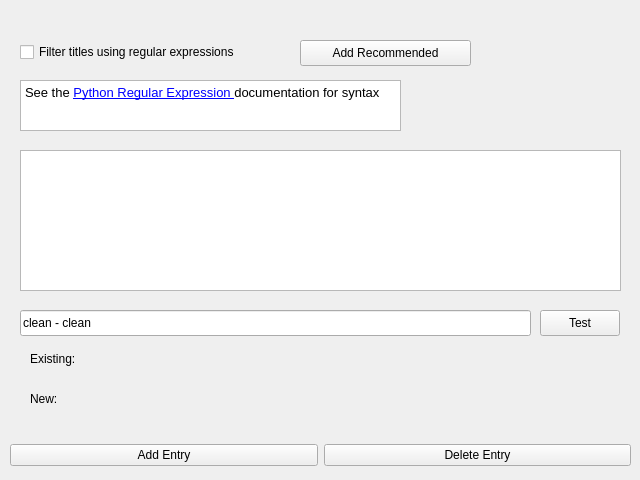
Qt form nowplaying/resources/filter_ui.ui (whatsnowplaying/whats-now-playing) before a commit.
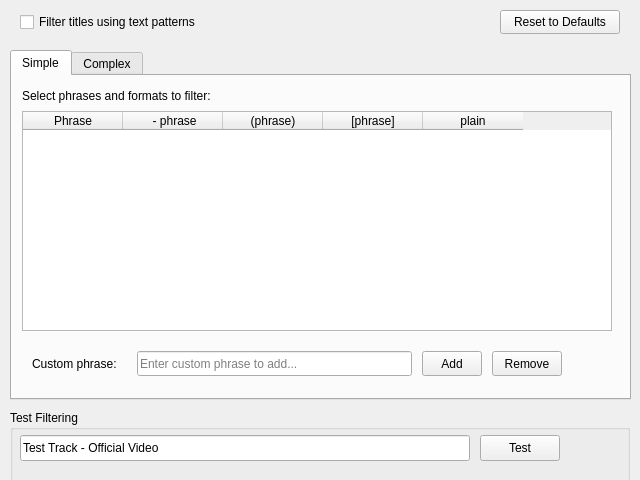
The same form after that commit.

Commit message: reworked filters (#1330)

Patch:
```diff
--- a/nowplaying/resources/filter_ui.ui
+++ b/nowplaying/resources/filter_ui.ui
@@ -13,25 +13,197 @@
   <property name="windowTitle">
    <string>Filter</string>
   </property>
+  <widget class="QCheckBox" name="stripextras_checkbox">
+   <property name="geometry">
+    <rect>
+     <x>20</x>
+     <y>10</y>
+     <width>271</width>
+     <height>24</height>
+    </rect>
+   </property>
+   <property name="text">
+    <string>Filter titles using text patterns</string>
+   </property>
+  </widget>
+  <widget class="QPushButton" name="reset_to_defaults_button">
+   <property name="geometry">
+    <rect>
+     <x>500</x>
+     <y>10</y>
+     <width>120</width>
+     <height>24</height>
+    </rect>
+   </property>
+   <property name="text">
+    <string>Reset to Defaults</string>
+   </property>
+   <property name="toolTip">
+    <string>Reset all filter settings (simple and complex) to defaults</string>
+   </property>
+  </widget>
+  <widget class="QTabWidget" name="filter_tabs">
+   <property name="geometry">
+    <rect>
+     <x>10</x>
+     <y>50</y>
+     <width>621</width>
+     <height>350</height>
+    </rect>
+   </property>
+   <property name="currentIndex">
+    <number>0</number>
+   </property>
+   <widget class="QWidget" name="simple_tab">
+    <attribute name="title">
+     <string>Simple</string>
+    </attribute>
+    <widget class="QTableWidget" name="phrases_table">
+     <property name="geometry">
+      <rect>
+       <x>10</x>
+       <y>35</y>
+       <width>590</width>
+       <height>220</height>
+      </rect>
+     </property>
+     <property name="alternatingRowColors">
+      <bool>true</bool>
+     </property>
+     <property name="selectionBehavior">
+      <enum>QAbstractItemView::SelectRows</enum>
+     </property>
+     <property name="sortingEnabled">
+      <bool>false</bool>
+     </property>
+     <column>
+      <property name="text">
+       <string>Phrase</string>
+      </property>
+     </column>
+     <column>
+      <property name="text">
+       <string> - phrase</string>
+      </property>
+     </column>
+     <column>
+      <property name="text">
+       <string>(phrase)</string>
+      </property>
+     </column>
+     <column>
+      <property name="text">
+       <string>[phrase]</string>
+      </property>
+     </column>
+     <column>
+      <property name="text">
+       <string>plain</string>
+      </property>
+     </column>
+    </widget>
+    <widget class="QLabel" name="phrases_label">
+     <property name="geometry">
+      <rect>
+       <x>10</x>
+       <y>10</y>
+       <width>400</width>
+       <height>20</height>
+      </rect>
+     </property>
+     <property name="text">
+      <string>Select phrases and formats to filter:</string>
+     </property>
+    </widget>
+    <widget class="QWidget" name="custom_phrase_widget" native="true">
+     <property name="geometry">
+      <rect>
+       <x>10</x>
+       <y>270</y>
+       <width>590</width>
+       <height>35</height>
+      </rect>
+     </property>
+     <widget class="QLineEdit" name="custom_phrase_input">
+      <property name="geometry">
+       <rect>
+        <x>115</x>
+        <y>5</y>
+        <width>275</width>
+        <height>25</height>
+       </rect>
+      </property>
+      <property name="placeholderText">
+       <string>Enter custom phrase to add...</string>
+      </property>
+     </widget>
+     <widget class="QPushButton" name="add_custom_phrase_button">
+      <property name="geometry">
+       <rect>
+        <x>400</x>
+        <y>5</y>
+        <width>60</width>
+        <height>25</height>
+       </rect>
+      </property>
+      <property name="text">
+       <string>Add</string>
+      </property>
+     </widget>
+     <widget class="QPushButton" name="remove_custom_phrase_button">
+      <property name="geometry">
+       <rect>
+        <x>470</x>
+        <y>5</y>
+        <width>70</width>
+        <height>25</height>
+       </rect>
+      </property>
+      <property name="text">
+       <string>Remove</string>
+      </property>
+     </widget>
+     <widget class="QLabel" name="custom_phrase_label">
+      <property name="geometry">
+       <rect>
+        <x>10</x>
+        <y>5</y>
+        <width>100</width>
+        <height>25</height>
+       </rect>
+      </property>
+      <property name="text">
+       <string>Custom phrase:</string>
+      </property>
+      <property name="alignment">
+       <set>Qt::AlignLeading|Qt::AlignLeft|Qt::AlignVCenter</set>
+      </property>
+     </widget>
+    </widget>
+   </widget>
+   <widget class="QWidget" name="complex_tab">
+    <attribute name="title">
+     <string>Complex</string>
+    </attribute>
   <widget class="QListWidget" name="regex_list">
    <property name="geometry">
     <rect>
-     <x>20</x>
-     <y>150</y>
-     <width>601</width>
-     <height>141</height>
+       <x>10</x>
+       <y>70</y>
+       <width>590</width>
+       <height>181</height>
     </rect>
    </property>
    <property name="dragDropMode">
     <enum>QAbstractItemView::InternalMove</enum>
    </property>
   </widget>
-  <widget class="QWidget" name="horizontalLayoutWidget">
+    <widget class="QWidget" name="complex_buttons_widget">
    <property name="geometry">
     <rect>
      <x>10</x>
-     <y>440</y>
-     <width>621</width>
+       <y>265</y>
+       <width>590</width>
      <height>31</height>
     </rect>
    </property>
@@ -50,37 +222,31 @@
       </property>
      </widget>
     </item>
-   </layout>
-  </widget>
-  <widget class="QCheckBox" name="stripextras_checkbox">
-   <property name="geometry">
-    <rect>
-     <x>20</x>
-     <y>40</y>
-     <width>271</width>
-     <height>24</height>
-    </rect>
-   </property>
-   <property name="text">
-    <string>Filter titles using regular expressions</string>
-   </property>
-  </widget>
+      <item>
+       <widget class="QPushButton" name="add_recommended_button">
+        <property name="text">
+         <string>Add Numbers</string>
+        </property>
+        <property name="toolTip">
+         <string>Add patterns to filter numbers in parentheses and brackets</string>
+        </property>
+       </widget>
+      </item>
+     </layout>
+    </widget>
   <widget class="QTextBrowser" name="doclink">
    <property name="geometry">
     <rect>
-     <x>20</x>
-     <y>80</y>
-     <width>381</width>
+       <x>10</x>
+       <y>10</y>
+       <width>590</width>
      <height>51</height>
     </rect>
    </property>
    <property name="html">
     <string>&lt;!DOCTYPE HTML PUBLIC &quot;-//W3C//DTD HTML 4.0//EN&quot; &quot;http://www.w3.org/TR/REC-html40/strict.dtd&quot;&gt;
-&lt;html&gt;&lt;head&gt;&lt;meta name=&quot;qrichtext&quot; content=&quot;1&quot; /&gt;&lt;meta charset=&quot;utf-8&quot; /&gt;&lt;style type=&quot;text/css&quot;&gt;
+&lt;html&gt;&lt;head&gt;&lt;meta name=&quot;qrichtext&quot; content=&quot;1&quot; /&gt;&lt;style type=&quot;text/css&quot;&gt;
 p, li { white-space: pre-wrap; }
-hr { height: 1px; border-width: 0; }
-li.unchecked::marker { content: &quot;\2610&quot;; }
-li.checked::marker { content: &quot;\2612&quot;; }
 &lt;/style&gt;&lt;/head&gt;&lt;body style=&quot; font-family:'Sans'; font-size:10pt; font-weight:400; font-style:normal;&quot;&gt;
 &lt;p style=&quot; margin-top:0px; margin-bottom:0px; margin-left:0px; margin-right:0px; -qt-block-indent:0; text-indent:0px;&quot;&gt;See the &lt;a href=&quot;https://docs.python.org/3/howto/regex.html&quot;&gt;&lt;span style=&quot; text-decoration: underline; color:#0000ff;&quot;&gt;Python Regular Expression &lt;/span&gt;&lt;/a&gt;documentation for syntax&lt;/p&gt;&lt;/body&gt;&lt;/html&gt;</string>
    </property>
@@ -88,53 +254,38 @@
     <bool>true</bool>
    </property>
   </widget>
-  <widget class="QPushButton" name="add_recommended_button">
+   </widget>
+  </widget>
+  <widget class="QGroupBox" name="test_section_group">
    <property name="geometry">
     <rect>
-     <x>300</x>
-     <y>40</y>
-     <width>171</width>
-     <height>26</height>
+     <x>10</x>
+     <y>410</y>
+     <width>620</width>
+     <height>80</height>
     </rect>
    </property>
-   <property name="text">
-    <string>Add Recommended</string>
+   <property name="title">
+    <string>Test Filtering</string>
    </property>
-  </widget>
   <widget class="QLineEdit" name="test_lineedit">
    <property name="geometry">
     <rect>
-     <x>20</x>
-     <y>310</y>
-     <width>511</width>
+      <x>10</x>
+      <y>25</y>
+      <width>450</width>
      <height>26</height>
     </rect>
    </property>
    <property name="text">
-    <string>clean - clean</string>
-   </property>
-  </widget>
-  <widget class="QLabel" name="result_label">
-   <property name="geometry">
-    <rect>
-     <x>100</x>
-     <y>390</y>
-     <width>521</width>
-     <height>20</height>
-    </rect>
-   </property>
-   <property name="text">
-    <string/>
-   </property>
-   <property name="textFormat">
-    <enum>Qt::PlainText</enum>
+     <string>Test Track - Official Video</string>
    </property>
   </widget>
   <widget class="QPushButton" name="test_button">
    <property name="geometry">
     <rect>
-     <x>540</x>
-     <y>310</y>
+      <x>470</x>
+      <y>25</y>
      <width>80</width>
      <height>26</height>
     </rect>
@@ -143,13 +294,13 @@
     <string>Test</string>
    </property>
   </widget>
-  <widget class="QLabel" name="existing_label">
+   <widget class="QLabel" name="test_result_label">
    <property name="geometry">
     <rect>
-     <x>100</x>
-     <y>350</y>
-     <width>521</width>
-     <height>20</height>
+      <x>10</x>
+      <y>55</y>
+      <width>600</width>
+      <height>15</height>
     </rect>
    </property>
    <property name="text">
@@ -159,32 +310,10 @@
     <enum>Qt::PlainText</enum>
    </property>
   </widget>
-  <widget class="QLabel" name="new_label">
-   <property name="geometry">
-    <rect>
-     <x>30</x>
-     <y>390</y>
-     <width>51</width>
-     <height>18</height>
-    </rect>
-   </property>
-   <property name="text">
-    <string>New:</string>
-   </property>
   </widget>
-  <widget class="QLabel" name="old_label">
-   <property name="geometry">
-    <rect>
-     <x>30</x>
-     <y>350</y>
-     <width>55</width>
-     <height>18</height>
-    </rect>
-   </property>
-   <property name="text">
-    <string>Existing:</string>
-   </property>
-  </widget>
+  <zorder>test_section_group</zorder>
+  <zorder>stripextras_checkbox</zorder>
+  <zorder>filter_tabs</zorder>
  </widget>
  <resources/>
  <connections/>
```
Left out of the diff: 21 changed lines with no effect on the pictures. Lines whose indentation alone changed are shown as unchanged. The commit also changes 11 other files.
